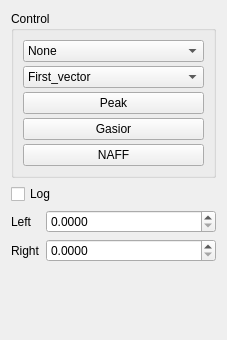
Qt form ControlWidget_new.ui (Snake9889/MultiTune) before a commit.
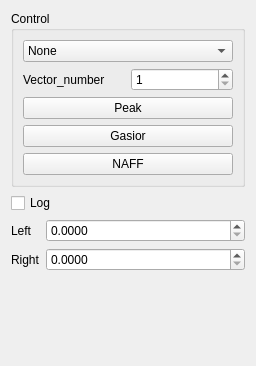
The same form after that commit.

Commit message: ICA added; also, new functions and buttons.

Diff of the .ui file:
```diff
--- a/ControlWidget_new.ui
+++ b/ControlWidget_new.ui
@@ -6,8 +6,8 @@
    <rect>
     <x>0</x>
     <y>0</y>
-    <width>227</width>
-    <height>340</height>
+    <width>256</width>
+    <height>366</height>
    </rect>
   </property>
   <property name="sizePolicy">
@@ -19,8 +19,6 @@
   <property name="windowTitle">
    <string>Form</string>
   </property>
-  <layout class="QHBoxLayout" name="horizontalLayout">
-   <item>
     <layout class="QVBoxLayout" name="verticalLayout_2">
      <item>
       <widget class="QGroupBox" name="groupBox">
@@ -28,9 +26,6 @@
         <string>Control</string>
        </property>
        <layout class="QVBoxLayout" name="verticalLayout">
-        <property name="spacing">
-         <number>4</number>
-        </property>
         <item>
          <widget class="QComboBox" name="checkWindowBox">
           <item>
@@ -51,28 +46,25 @@
          </widget>
         </item>
         <item>
-         <widget class="QComboBox" name="checkSingularBox">
+       <layout class="QHBoxLayout" name="horizontalLayout">
           <item>
+         <widget class="QLabel" name="sing_label">
            <property name="text">
-            <string>First_vector</string>
-           </property>
+           <string>Vector_number</string>
+          </property>
+         </widget>
           </item>
           <item>
-           <property name="text">
-            <string>Second_vector</string>
-           </property>
-          </item>
-          <item>
-           <property name="text">
-            <string>Third_vector</string>
-           </property>
-          </item>
-          <item>
-           <property name="text">
-            <string>Fourth_vector</string>
-           </property>
-          </item>
+         <widget class="QSpinBox" name="singularSBox">
+          <property name="minimum">
+           <number>1</number>
+          </property>
+          <property name="maximum">
+           <number>16</number>
+          </property>
          </widget>
+        </item>
+       </layout>
         </item>
         <item>
          <widget class="QPushButton" name="usePeakBtn">
@@ -193,12 +185,10 @@
        <property name="sizeHint" stdset="0">
         <size>
          <width>20</width>
-         <height>13</height>
+       <height>60</height>
         </size>
        </property>
       </spacer>
-     </item>
-    </layout>
    </item>
   </layout>
  </widget>
```
Lines whose indentation alone changed are shown as unchanged. The commit also changes 7 other files.
